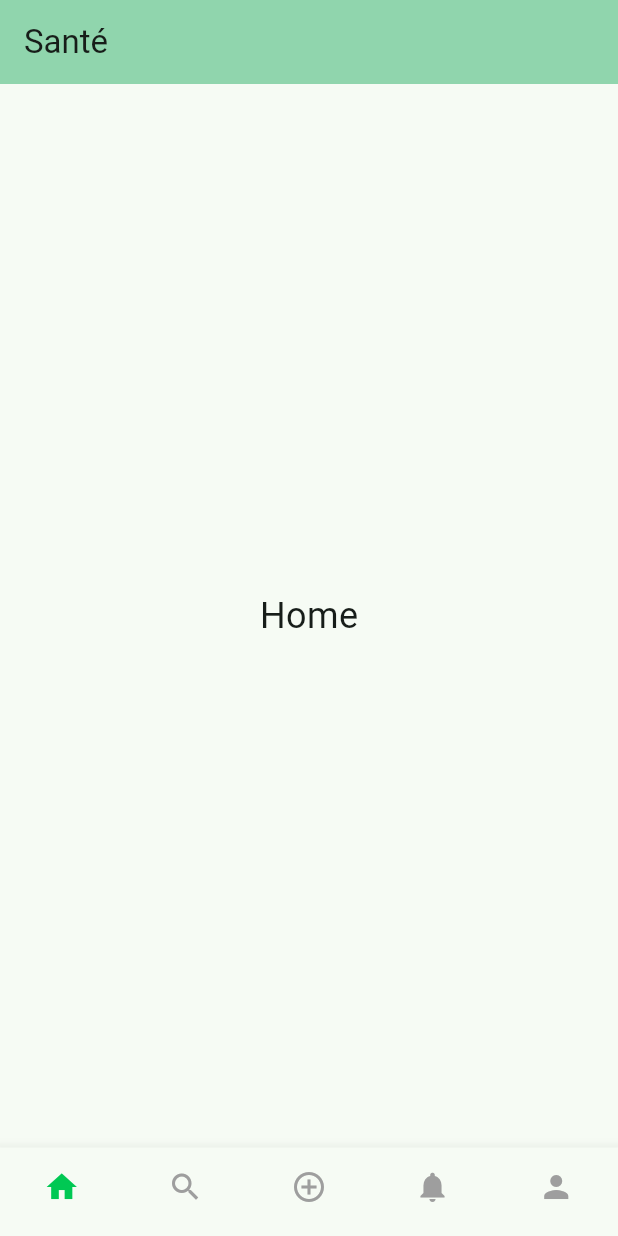
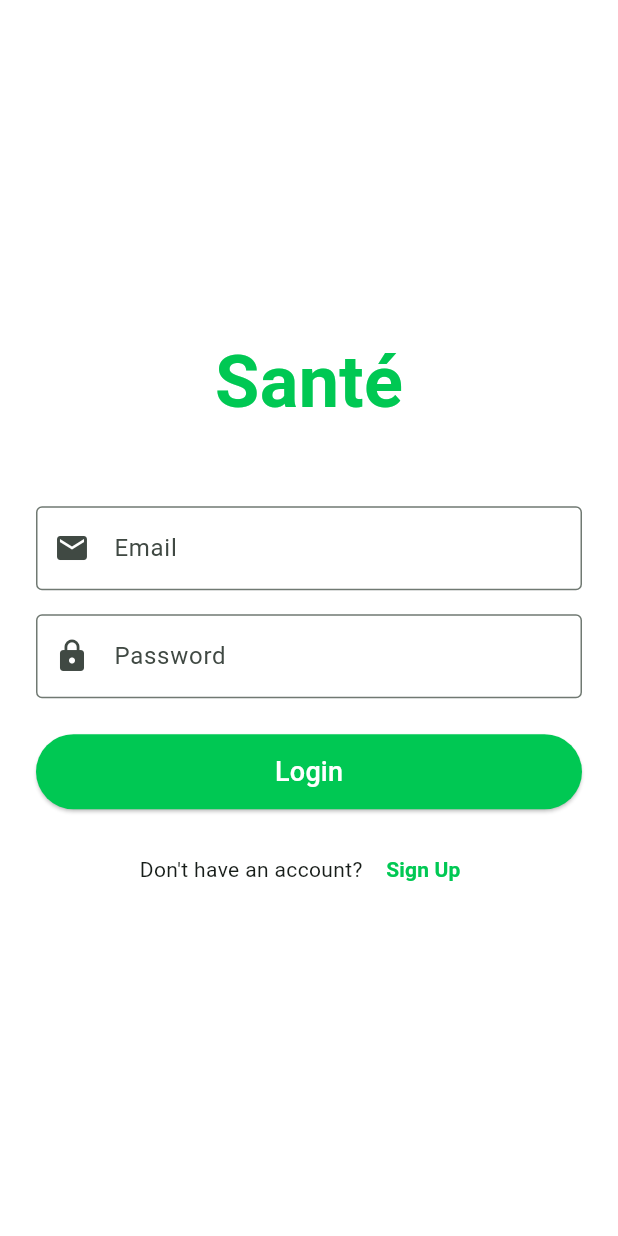
Before and after one commit to shoshana-levitt/sante, a Flutter app: the screen it shows after launch, on a phone screen of 412 x 824 dp. Run offline on Flutter 3.47's test engine with Material 3 defaults, Android fonts, the phone set to English and light mode, and no system bars; our stand-ins replace cloud_firestore, firebase_auth, firebase_core; accounts and stored records are empty.

Commit message:
add auth, login, logout

```diff
--- a/lib/main.dart
+++ b/lib/main.dart
@@ -1,6 +1,9 @@
 import 'package:flutter/material.dart';
 import 'package:firebase_core/firebase_core.dart';
+import 'package:firebase_auth/firebase_auth.dart';
 import 'firebase_options.dart';
+import 'screens/login_screen.dart';
+import 'screens/profile_screen.dart';
 
 void main() async {
   WidgetsFlutterBinding.ensureInitialized();
@@ -20,7 +23,27 @@ class MyApp extends StatelessWidget {
       theme: ThemeData(
         colorScheme: ColorScheme.fromSeed(seedColor: Colors.greenAccent),
       ),
-      home: const MyHomePage(title: 'Santé'),
+      home: StreamBuilder<User?>(
+        stream: FirebaseAuth.instance.authStateChanges(),
+        builder: (context, snapshot) {
+          // Show loading while checking auth state
+          if (snapshot.connectionState == ConnectionState.waiting) {
+            return const Scaffold(
+              body: Center(
+                child: CircularProgressIndicator(),
+              ),
+            );
+          }
+
+          // If user is logged in, show home page
+          if (snapshot.hasData) {
+            return const MyHomePage(title: 'Santé');
+          }
+
+          // If user is not logged in, show login screen
+          return const LoginScreen();
+        },
+      ),
     );
   }
 }
@@ -41,7 +64,7 @@ class _MyHomePageState extends State<MyHomePage> {
     Center(child: Text('Search', style: TextStyle(fontSize: 24))),
     Center(child: Text('New', style: TextStyle(fontSize: 24))),
     Center(child: Text('Notifications', style: TextStyle(fontSize: 24))),
-    Center(child: Text('Profile', style: TextStyle(fontSize: 24))),
+    ProfileScreen(),
   ];
 
   void _onItemTapped(int index) {
--- /dev/null
+++ b/lib/screens/login_screen.dart
@@ -0,0 +1,180 @@
+import 'package:flutter/material.dart';
+import '../services/auth_service.dart';
+import 'signup_screen.dart';
+import '../main.dart';
+
+class LoginScreen extends StatefulWidget {
+  const LoginScreen({super.key});
+
+  @override
+  State<LoginScreen> createState() => _LoginScreenState();
+}
+
+class _LoginScreenState extends State<LoginScreen> {
+  final _formKey = GlobalKey<FormState>();
+  final _emailController = TextEditingController();
+  final _passwordController = TextEditingController();
+  final AuthService _authService = AuthService();
+  bool _isLoading = false;
+
+  @override
+  void dispose() {
+    _emailController.dispose();
+    _passwordController.dispose();
+    super.dispose();
+  }
+
+  Future<void> _login() async {
+    if (_formKey.currentState!.validate()) {
+      setState(() {
+        _isLoading = true;
+      });
+
+      try {
+        await _authService.signIn(
+          email: _emailController.text.trim(),
+          password: _passwordController.text,
+        );
+
+        if (mounted) {
+          // Navigate to home screen
+          Navigator.of(context).pushReplacement(
+            MaterialPageRoute(
+              builder: (context) => const MyHomePage(title: 'Santé'),
+            ),
+          );
+        }
+      } catch (e) {
+        if (mounted) {
+          ScaffoldMessenger.of(context).showSnackBar(
+            SnackBar(content: Text(e.toString())),
+          );
+        }
+      } finally {
+        if (mounted) {
+          setState(() {
+            _isLoading = false;
+          });
+        }
+      }
+    }
+  }
+
+  @override
+  Widget build(BuildContext context) {
+    return Scaffold(
+      backgroundColor: Colors.white,
+      body: SafeArea(
+        child: Center(
+          child: SingleChildScrollView(
+            padding: const EdgeInsets.all(24.0),
+            child: Form(
+              key: _formKey,
+              child: Column(
+                mainAxisAlignment: MainAxisAlignment.center,
+                children: [
+                  // Logo/Title
+                  Text(
+                    'Santé',
+                    style: TextStyle(
+                      fontSize: 48,
+                      fontWeight: FontWeight.bold,
+                      color: Colors.greenAccent[700],
+                    ),
+                  ),
+                  const SizedBox(height: 48),
+
+                  // Email field
+                  TextFormField(
+                    controller: _emailController,
+                    keyboardType: TextInputType.emailAddress,
+                    decoration: const InputDecoration(
+                      labelText: 'Email',
+                      border: OutlineInputBorder(),
+                      prefixIcon: Icon(Icons.email),
+                    ),
+                    validator: (value) {
+                      if (value == null || value.isEmpty) {
+                        return 'Please enter your email';
+                      }
+                      if (!value.contains('@')) {
+                        return 'Please enter a valid email';
+                      }
+                      return null;
+                    },
+                  ),
+                  const SizedBox(height: 16),
+
+                  // Password field
+                  TextFormField(
+                    controller: _passwordController,
+                    obscureText: true,
+                    decoration: const InputDecoration(
+                      labelText: 'Password',
+                      border: OutlineInputBorder(),
+                      prefixIcon: Icon(Icons.lock),
+                    ),
+                    validator: (value) {
+                      if (value == null || value.isEmpty) {
+                        return 'Please enter your password';
+                      }
+                      if (value.length < 6) {
+                        return 'Password must be at least 6 characters';
+                      }
+                      return null;
+                    },
+                  ),
+                  const SizedBox(height: 24),
+
+                  // Login button
+                  SizedBox(
+                    width: double.infinity,
+                    height: 50,
+                    child: ElevatedButton(
+                      onPressed: _isLoading ? null : _login,
+                      style: ElevatedButton.styleFrom(
+                        backgroundColor: Colors.greenAccent[700],
+                        foregroundColor: Colors.white,
+                      ),
+                      child: _isLoading
+                          ? const CircularProgressIndicator(color: Colors.white)
+                          : const Text(
+                              'Login',
+                              style: TextStyle(fontSize: 18),
+                            ),
+                    ),
+                  ),
+                  const SizedBox(height: 16),
+
+                  // Sign up link
+                  Row(
+                    mainAxisAlignment: MainAxisAlignment.center,
+                    children: [
+                      const Text("Don't have an account? "),
+                      TextButton(
+                        onPressed: () {
+                          Navigator.of(context).push(
+                            MaterialPageRoute(
+                              builder: (context) => const SignUpScreen(),
+                            ),
+                          );
+                        },
+                        child: Text(
+                          'Sign Up',
+                          style: TextStyle(
+                            color: Colors.greenAccent[700],
+                            fontWeight: FontWeight.bold,
+                          ),
+                        ),
+                      ),
+                    ],
+                  ),
+                ],
+              ),
+            ),
+          ),
+        ),
+      ),
+    );
+  }
+}
--- /dev/null
+++ b/lib/services/auth_service.dart
@@ -0,0 +1,91 @@
+import 'package:firebase_auth/firebase_auth.dart';
+import 'firestore_service.dart';
+
+class AuthService {
+  final FirebaseAuth _auth = FirebaseAuth.instance;
+  final FirestoreService _firestoreService = FirestoreService();
+
+  // Get current user
+  User? get currentUser => _auth.currentUser;
+
+  // Auth state changes stream
+  Stream<User?> get authStateChanges => _auth.authStateChanges();
+
+  // Sign up with email and password
+  Future<UserCredential?> signUp({
+    required String email,
+    required String password,
+    required String username,
+  }) async {
+    try {
+      // Create user in Firebase Auth
+      UserCredential userCredential = await _auth.createUserWithEmailAndPassword(
+        email: email,
+        password: password,
+      );
+
+      // Create user profile in Firestore
+      if (userCredential.user != null) {
+        await _firestoreService.createUser(
+          userId: userCredential.user!.uid,
+          email: email,
+          username: username,
+        );
+      }
+
+      return userCredential;
+    } on FirebaseAuthException catch (e) {
+      throw _handleAuthException(e);
+    }
+  }
+
+  // Sign in with email and password
+  Future<UserCredential?> signIn({
+    required String email,
+    required String password,
+  }) async {
+    try {
+      UserCredential userCredential = await _auth.signInWithEmailAndPassword(
+        email: email,
+        password: password,
+      );
+      return userCredential;
+    } on FirebaseAuthException catch (e) {
+      throw _handleAuthException(e);
+    }
+  }
+
+  // Sign out
+  Future<void> signOut() async {
+    await _auth.signOut();
+  }
+
+  // Reset password
+  Future<void> resetPassword(String email) async {
+    try {
+      await _auth.sendPasswordResetEmail(email: email);
+    } on FirebaseAuthException catch (e) {
+      throw _handleAuthException(e);
+    }
+  }
+
+  // Handle Firebase Auth exceptions
+  String _handleAuthException(FirebaseAuthException e) {
+    switch (e.code) {
+      case 'weak-password':
+        return 'The password is too weak.';
+      case 'email-already-in-use':
+        return 'An account already exists for this email.';
+      case 'invalid-email':
+        return 'The email address is invalid.';
+      case 'user-not-found':
+        return 'No user found with this email.';
+      case 'wrong-password':
+        return 'Wrong password provided.';
+      case 'too-many-requests':
+        return 'Too many attempts. Please try again later.';
+      default:
+        return 'An error occurred. Please try again.';
+    }
+  }
+}
```
Also changed, not shown: lib/screens/profile_screen.dart (added, +113 -0 lines), lib/screens/signup_screen.dart (added, +205 -0 lines).
